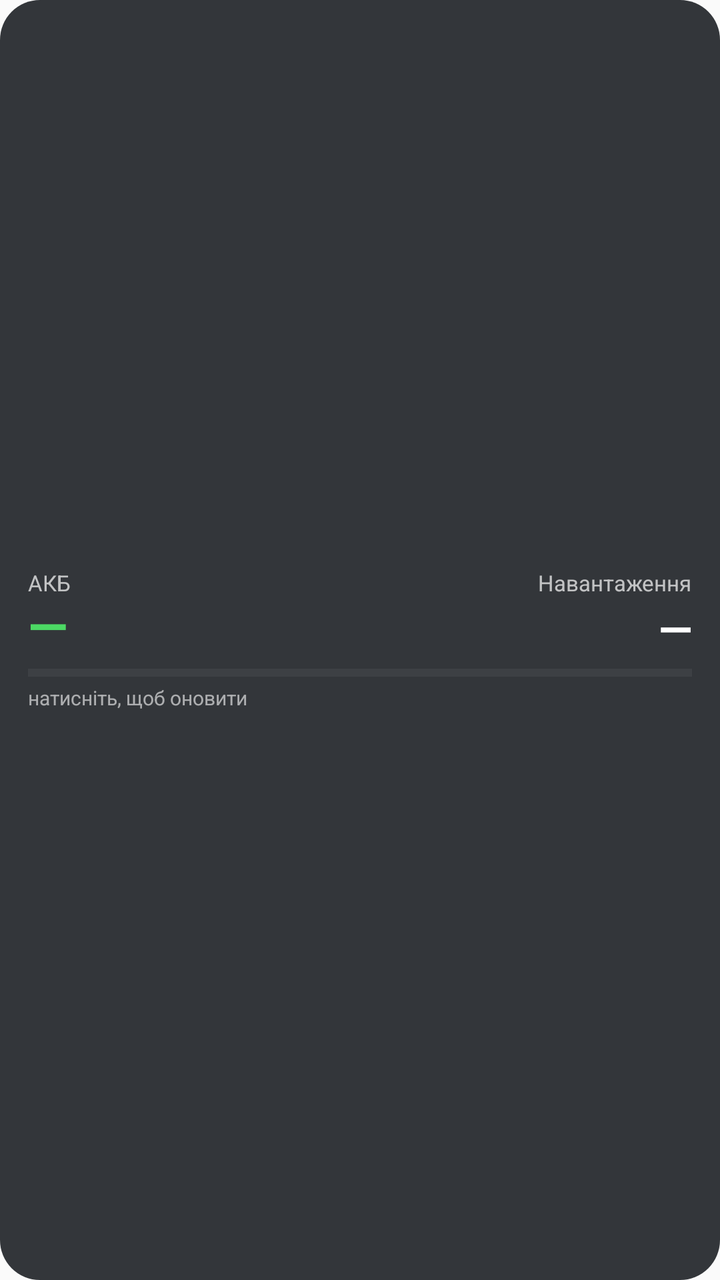
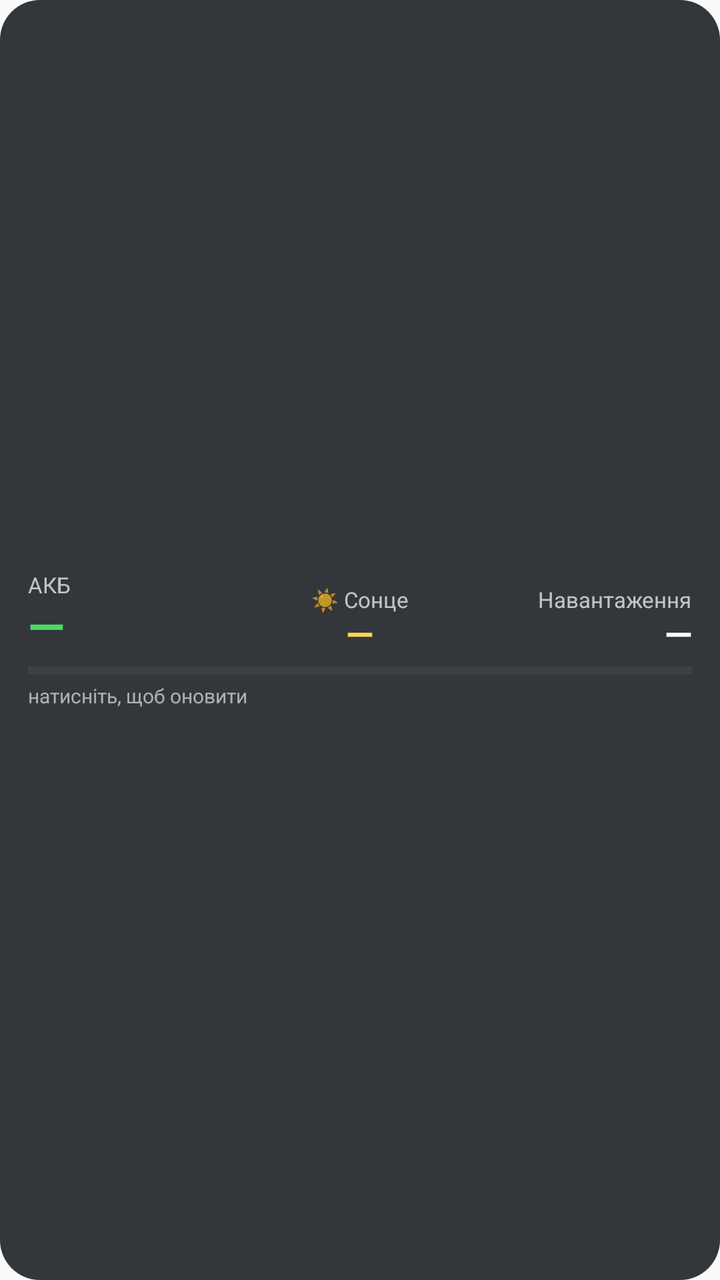

Compare the two renders of this Android layout. The source of the first and the diff that turns it into the second are given below.
<!-- AndroidManifest.xml: application theme android:Theme.Material.Light.DarkActionBar -->
<!-- res/layout/widget.xml -->
<?xml version="1.0" encoding="utf-8"?>
<LinearLayout xmlns:android="http://schemas.android.com/apk/res/android"
    android:id="@+id/root"
    android:layout_width="match_parent"
    android:layout_height="match_parent"
    android:background="@drawable/widget_bg"
    android:gravity="center_vertical"
    android:orientation="vertical"
    android:paddingStart="14dp"
    android:paddingTop="8dp"
    android:paddingEnd="14dp"
    android:paddingBottom="8dp">

    <LinearLayout
        android:layout_width="match_parent"
        android:layout_height="wrap_content"
        android:orientation="horizontal">

        <TextView
            android:layout_width="0dp"
            android:layout_height="wrap_content"
            android:layout_weight="1"
            android:text="АКБ"
            android:textColor="#B3FFFFFF"
            android:textSize="11sp" />

        <TextView
            android:layout_width="wrap_content"
            android:layout_height="wrap_content"
            android:text="Навантаження"
            android:textColor="#B3FFFFFF"
            android:textSize="11sp" />
    </LinearLayout>

    <LinearLayout
        android:layout_width="match_parent"
        android:layout_height="wrap_content"
        android:gravity="bottom"
        android:orientation="horizontal">

        <TextView
            android:id="@+id/soc"
            android:layout_width="0dp"
            android:layout_height="wrap_content"
            android:layout_weight="1"
            android:includeFontPadding="false"
            android:text="—"
            android:textColor="#4CD964"
            android:textSize="26sp"
            android:textStyle="bold" />

        <TextView
            android:id="@+id/load"
            android:layout_width="wrap_content"
            android:layout_height="wrap_content"
            android:includeFontPadding="false"
            android:text="—"
            android:textColor="#FFFFFF"
            android:textSize="22sp"
            android:textStyle="bold" />
    </LinearLayout>

    <ProgressBar
        android:id="@+id/bar"
        style="?android:attr/progressBarStyleHorizontal"
        android:layout_width="match_parent"
        android:layout_height="5dp"
        android:layout_marginTop="5dp"
        android:max="100"
        android:progress="0"
        android:progressBackgroundTint="#33FFFFFF"
        android:progressTint="#4CD964" />

    <TextView
        android:id="@+id/status"
        android:layout_width="match_parent"
        android:layout_height="wrap_content"
        android:layout_marginTop="3dp"
        android:ellipsize="end"
        android:maxLines="1"
        android:text="натисніть, щоб оновити"
        android:textColor="#99FFFFFF"
        android:textSize="10sp" />
</LinearLayout>
<!-- resources referenced by this layout -->
<resources>
  <!-- drawable widget_bg (drawable) -->
  <?xml version="1.0" encoding="utf-8"?>
  <shape xmlns:android="http://schemas.android.com/apk/res/android" android:shape="rectangle">
      <solid android:color="#E61E2226" />
      <corners android:radius="20dp" />
  </shape>
</resources>

<!-- the commit's change to res/layout/widget.xml (unified diff, before → after) -->
@@ -14,50 +14,89 @@
     <LinearLayout
         android:layout_width="match_parent"
         android:layout_height="wrap_content"
+        android:gravity="bottom"
         android:orientation="horizontal">
 
-        <TextView
+        <LinearLayout
             android:layout_width="0dp"
             android:layout_height="wrap_content"
             android:layout_weight="1"
-            android:text="АКБ"
-            android:textColor="#B3FFFFFF"
-            android:textSize="11sp" />
+            android:gravity="start"
+            android:orientation="vertical">
 
-        <TextView
-            android:layout_width="wrap_content"
-            android:layout_height="wrap_content"
-            android:text="Навантаження"
-            android:textColor="#B3FFFFFF"
-            android:textSize="11sp" />
-    </LinearLayout>
+            <TextView
+                android:layout_width="wrap_content"
+                android:layout_height="wrap_content"
+                android:maxLines="1"
+                android:text="АКБ"
+                android:textColor="#B3FFFFFF"
+                android:textSize="11sp" />
 
-    <LinearLayout
-        android:layout_width="match_parent"
-        android:layout_height="wrap_content"
-        android:gravity="bottom"
-        android:orientation="horizontal">
+            <TextView
+                android:id="@+id/soc"
+                android:layout_width="wrap_content"
+                android:layout_height="wrap_content"
+                android:includeFontPadding="false"
+                android:maxLines="1"
+                android:text="—"
+                android:textColor="#4CD964"
+                android:textSize="24sp"
+                android:textStyle="bold" />
+        </LinearLayout>
 
-        <TextView
-            android:id="@+id/soc"
+        <LinearLayout
             android:layout_width="0dp"
             android:layout_height="wrap_content"
             android:layout_weight="1"
-            android:includeFontPadding="false"
-            android:text="—"
-            android:textColor="#4CD964"
-            android:textSize="26sp"
-            android:textStyle="bold" />
+            android:gravity="center_horizontal"
+            android:orientation="vertical">
 
-        <TextView
-            android:id="@+id/load"
-            android:layout_width="wrap_content"
+            <TextView
+                android:layout_width="wrap_content"
+                android:layout_height="wrap_content"
+                android:maxLines="1"
+                android:text="☀ Сонце"
+                android:textColor="#B3FFFFFF"
+                android:textSize="11sp" />
+
+            <TextView
+                android:id="@+id/pv"
+                android:layout_width="wrap_content"
+                android:layout_height="wrap_content"
+                android:includeFontPadding="false"
+                android:maxLines="1"
+                android:text="—"
+                android:textColor="#FFD54F"
+                android:textSize="18sp"
+                android:textStyle="bold" />
+        </LinearLayout>
+
+        <LinearLayout
+            android:layout_width="0dp"
             android:layout_height="wrap_content"
-            android:includeFontPadding="false"
-            android:text="—"
-            android:textColor="#FFFFFF"
-            android:textSize="22sp"
-            android:textStyle="bold" />
+            android:layout_weight="1"
+            android:gravity="end"
+            android:orientation="vertical">
+
+            <TextView
+                android:layout_width="wrap_content"
+                android:layout_height="wrap_content"
+                android:maxLines="1"
+                android:text="Навантаження"
+                android:textColor="#B3FFFFFF"
+                android:textSize="11sp" />
+
+            <TextView
+                android:id="@+id/load"
+                android:layout_width="wrap_content"
+                android:layout_height="wrap_content"
+                android:includeFontPadding="false"
+                android:maxLines="1"
+                android:text="—"
+                android:textColor="#FFFFFF"
+                android:textSize="18sp"
+                android:textStyle="bold" />
+        </LinearLayout>
     </LinearLayout>
 
     <ProgressBar
